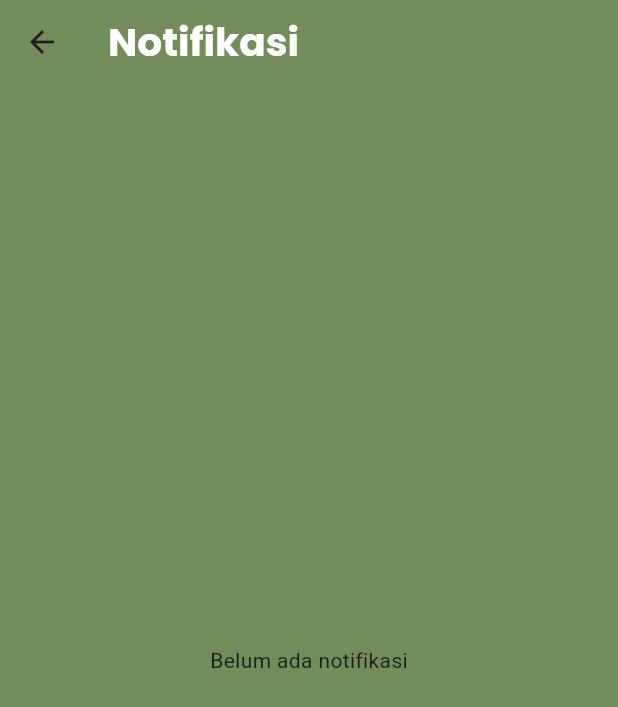
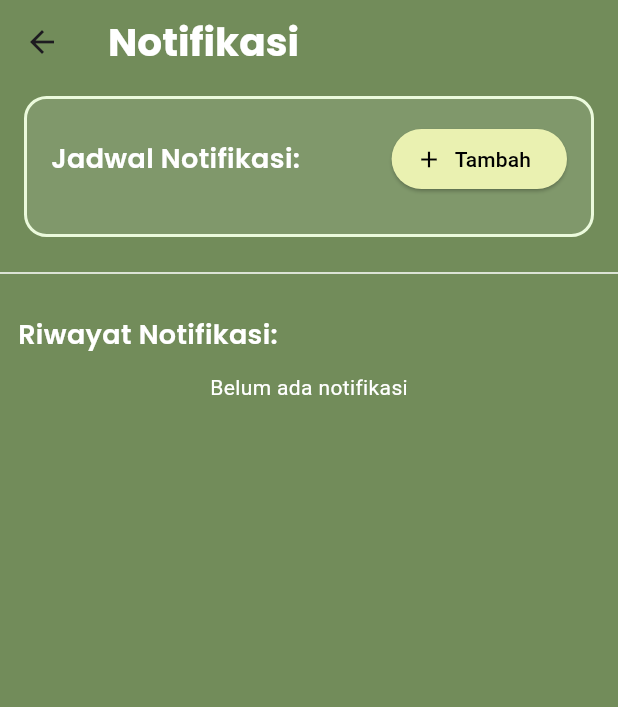
Before and after one commit to FaisalRidho12/gaulhidroponik, a Flutter app: the NotifikasiPage screen opened directly, on a phone screen of 412 x 824 dp. Shown: the top 707 px of the screen. Run offline on Flutter 3.47's test engine with Material 3 defaults, Android fonts, the light colour scheme and no system bars; our stand-ins replace animate_do, curved_navigation_bar, dropdown_button2, firebase_auth, firebase_core, firebase_database and 5 more; accounts and stored records are empty.

Commit message:
Update notifikasi_page.dart

```diff
--- a/lib/pages/settings_pages/notifikasi_page.dart
+++ b/lib/pages/settings_pages/notifikasi_page.dart
@@ -15,10 +15,14 @@ class NotifikasiPage extends StatefulWidget {
 class _NotifikasiPageState extends State<NotifikasiPage> {
   late Future<List<Map<String, dynamic>>> _notificationsFuture;
 
+  List<String> _targetTimes = [];
+  final TextEditingController _timeController = TextEditingController();
+
   @override
   void initState() {
     super.initState();
     _notificationsFuture = _loadNotifications();
+    _loadTargetTimes();
   }
 
   Future<List<Map<String, dynamic>>> _loadNotifications() async {
@@ -29,6 +33,18 @@ class _NotifikasiPageState extends State<NotifikasiPage> {
     return notifList.cast<Map<String, dynamic>>();
   }
 
+  Future<void> _loadTargetTimes() async {
+    final prefs = await SharedPreferences.getInstance();
+    setState(() {
+      _targetTimes = prefs.getStringList('target_times') ?? [];
+    });
+  }
+
+  Future<void> _saveTargetTimes() async {
+    final prefs = await SharedPreferences.getInstance();
+    await prefs.setStringList('target_times', _targetTimes);
+  }
+
   String _formatDateTime(String isoString) {
     try {
       final dt = DateTime.parse(isoString);
@@ -36,6 +52,60 @@ class _NotifikasiPageState extends State<NotifikasiPage> {
     } catch (_) {
       return isoString;
     }
+  }
+
+  Future<void> _addTime(BuildContext context) async {
+    final TimeOfDay? picked = await showTimePicker(
+      context: context,
+      initialTime: TimeOfDay.now(),
+    );
+    if (picked != null) {
+      final formatted = picked.format(context);
+      // Format jadi HH:mm (24h)
+      final hour = picked.hour.toString().padLeft(2, '0');
+      final minute = picked.minute.toString().padLeft(2, '0');
+      final time24 = '$hour:$minute';
+
+      if (!_targetTimes.contains(time24)) {
+        setState(() {
+          _targetTimes.add(time24);
+          _targetTimes.sort();
+        });
+        await _saveTargetTimes();
+        ScaffoldMessenger.of(context).showSnackBar(
+          const SnackBar(content: Text('Waktu notifikasi ditambahkan')),
+        );
+      } else {
+        ScaffoldMessenger.of(context).showSnackBar(
+          const SnackBar(content: Text('Waktu sudah ada')),
+        );
+      }
+    }
+  }
+
+  void _removeTime(String time) async {
+    setState(() {
+      _targetTimes.remove(time);
+    });
+    await _saveTargetTimes();
+  }
+
+  @override
+  void dispose() {
+    _timeController.dispose();
+    super.dispose();
+  }
+
+  bool _isValidTimeFormat(String input) {
+    // Validasi format HH:mm dengan regex
+    final regExp = RegExp(r'^\d{2}:\d{2}$');
+    if (!regExp.hasMatch(input)) return false;
+
+    final parts = input.split(':');
+    final hour = int.tryParse(parts[0]) ?? -1;
+    final minute = int.tryParse(parts[1]) ?? -1;
+
+    return hour >= 0 && hour < 24 && minute >= 0 && minute < 60;
   }
 
   @override
@@ -53,7 +123,84 @@ class _NotifikasiPageState extends State<NotifikasiPage> {
         backgroundColor: const Color(0xFF728C5A),
       ),
       backgroundColor: const Color(0xFF728C5A),
-      body: FutureBuilder<List<Map<String, dynamic>>>(
+      body: SingleChildScrollView(
+        child: Column(
+          children: [
+            // Jadwal Notifikasi
+            Padding(
+              padding: const EdgeInsets.symmetric(horizontal: 16, vertical: 8),
+              child: Container(
+                decoration: BoxDecoration(
+                  border: Border.all(color: const Color(0xFFEBFADC), width: 2),
+                  borderRadius: BorderRadius.circular(15),
+                  color: Colors.white.withOpacity(0.1),
+                ),
+                padding: const EdgeInsets.all(16),
+                child: Column(
+                  crossAxisAlignment: CrossAxisAlignment.start,
+                  children: [
+                    Row(
+                      mainAxisAlignment: MainAxisAlignment.spaceBetween,
+                      children: [
+                        Text(
+                          'Jadwal Notifikasi:',
+                          style: GoogleFonts.poppins(
+                            color: Colors.white,
+                            fontSize: 18,
+                            fontWeight: FontWeight.w600,
+                          ),
+                        ),
+                        ElevatedButton.icon(
+                          onPressed: () => _addTime(context),
+                          icon: const Icon(Icons.add),
+                          label: const Text('Tambah'),
+                          style: ElevatedButton.styleFrom(
+                            backgroundColor: const Color(0xFFEAF1B1),
+                            foregroundColor: Colors.black,
+                          ),
+                        ),
+                      ],
+                    ),
+                    const SizedBox(height: 10),
+                    ..._targetTimes.map((time) => Container(
+                      margin: const EdgeInsets.symmetric(vertical: 4),
+                      decoration: BoxDecoration(
+                        color: Colors.white.withOpacity(0.2),
+                        borderRadius: BorderRadius.circular(8),
+                      ),
+                      child: ListTile(
+                        title: Text(
+                          time,
+                          style: GoogleFonts.poppins(color: Colors.white),
+                        ),
+                        trailing: IconButton(
+                          icon: const Icon(Icons.delete, color: Colors.redAccent),
+                          onPressed: () => _removeTime(time),
+                        ),
+                      ),
+                    )),
+                  ],
+                ),
+              ),
+            ),
+            const Divider(color: Colors.white, height: 32),
+            // Riwayat Notifikasi
+            Padding(
+              padding: const EdgeInsets.all(12.0),
+              child: Align(
+                alignment: Alignment.centerLeft,
+                child: Text(
+                  'Riwayat Notifikasi:',
+                  style: GoogleFonts.poppins(
+                    color: Colors.white,
+                    fontSize: 18,
+                    fontWeight: FontWeight.w600,
+                  ),
+                ),
+              ),
+            ),
+
+            FutureBuilder<List<Map<String, dynamic>>>(
               future: _notificationsFuture,
               builder: (context, snapshot) {
                 if (snapshot.connectionState == ConnectionState.waiting) {
@@ -61,11 +208,15 @@ class _NotifikasiPageState extends State<NotifikasiPage> {
                 }
 
                 if (!snapshot.hasData || snapshot.data!.isEmpty) {
-            return const Center(child: Text('Belum ada notifikasi'));
+                  return const Center(
+                    child: Text(
+                      'Belum ada notifikasi',
+                      style: TextStyle(color: Colors.white),
+                    ),
+                  );
                 }
 
                 final notifications = snapshot.data!;
-          // Urutkan notifikasi dari terbaru ke lama
                 notifications.sort((a, b) {
                   final dtA = DateTime.parse(a['datetime']);
                   final dtB = DateTime.parse(b['datetime']);
@@ -74,6 +225,8 @@ class _NotifikasiPageState extends State<NotifikasiPage> {
 
                 return ListView.separated(
                   itemCount: notifications.length,
+                  shrinkWrap: true,
+                  physics: const NeverScrollableScrollPhysics(),
                   separatorBuilder: (_, __) => const SizedBox(height: 8),
                   padding: const EdgeInsets.all(12),
                   itemBuilder: (context, index) {
@@ -92,9 +245,7 @@ class _NotifikasiPageState extends State<NotifikasiPage> {
                       child: Row(
                         crossAxisAlignment: CrossAxisAlignment.start,
                         children: [
-                    InkWell(
-                      child: const Icon(Icons.notifications, color: Color(0xFFEAF1B1)),
-                    ),
+                          const Icon(Icons.notifications, color: Color(0xFFEAF1B1)),
                           const SizedBox(width: 12),
                           Expanded(
                             child: Column(
@@ -113,7 +264,7 @@ class _NotifikasiPageState extends State<NotifikasiPage> {
                                   message,
                                   style: GoogleFonts.poppins(
                                     fontSize: 14,
-                              color: Color(0xFFEAF1B1),
+                                    color: const Color(0xFFEAF1B1),
                                   ),
                                 ),
                                 const SizedBox(height: 8),
@@ -134,6 +285,9 @@ class _NotifikasiPageState extends State<NotifikasiPage> {
                 );
               },
             ),
+          ],
+        ),
+      ),
     );
   }
 }
```
Lines whose indentation alone changed are shown as unchanged.
